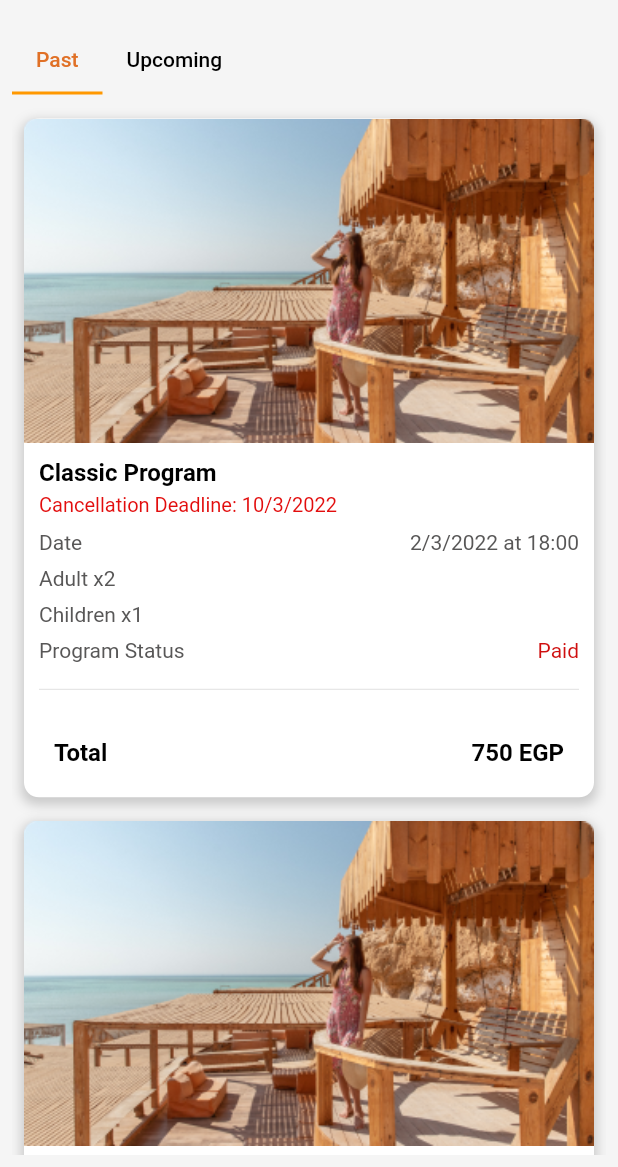
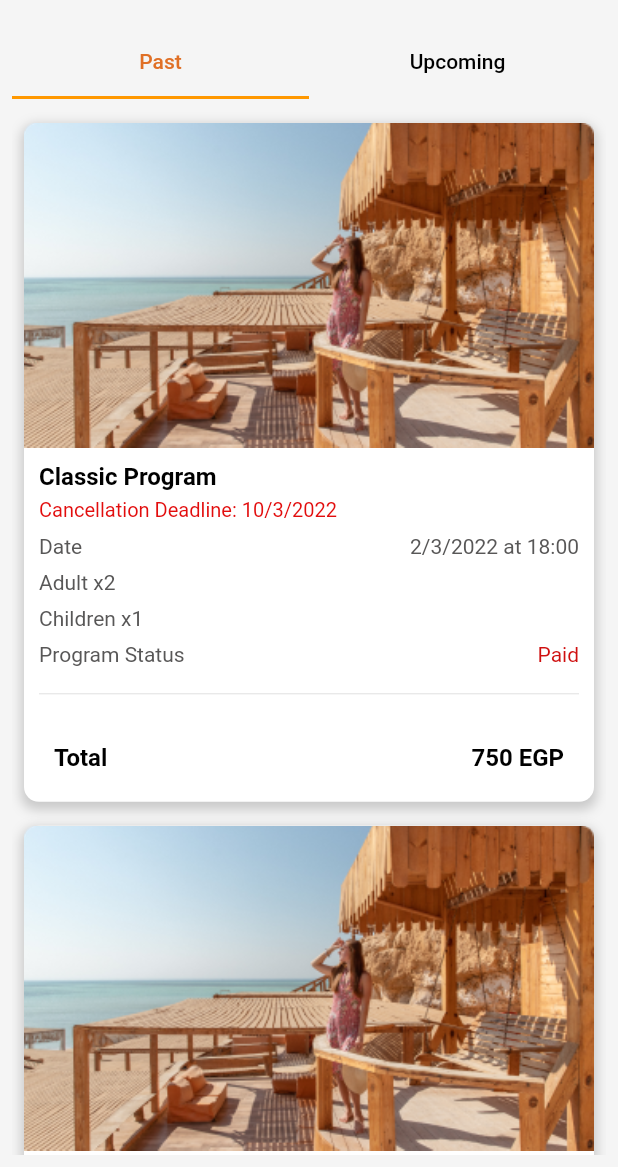
Before and after one commit to Rahma-Osama/itd-orange-bay, a Flutter app: the HistoryView screen opened directly, on a phone screen of 412 x 824 dp, the part 69-1236 px from its top. Run offline on Flutter 3.47's test engine with Material 2 defaults, Android fonts, the phone set to English and light mode, and no system bars; our stand-ins replace dio, flutter_rating_bar, page_transition, salomon_bottom_bar; missing offline and left inert: timeline_list; generated files the repository leaves out were written again; Roboto replaces fonts that are missing (Montserrat).

Commit message:
fixing tab bar

```diff
--- a/lib/features/booking_history/presentation/views/widgets/history_body.dart
+++ b/lib/features/booking_history/presentation/views/widgets/history_body.dart
@@ -14,18 +14,14 @@ class HistoryBody extends StatefulWidget {
 class _HistoryBodyState extends State<HistoryBody> {
   @override
   Widget build(BuildContext context) {
-    final locale=getL10n(context);
+    final locale = getL10n(context);
     return DefaultTabController(
       length: 2,
       child: Padding(
           padding: const EdgeInsets.all(8.0),
           child: Column(
             children: [
-              SizedBox(
-                width: double.infinity,
-                height: 45,
-                child: TabBar(
-                  isScrollable: true,
+              TabBar(
                 unselectedLabelColor: Colors.black,
                 labelColor: AppColors.deepOrange,
                 indicatorColor: Colors.orange,
@@ -34,13 +30,9 @@ class _HistoryBodyState extends State<HistoryBody> {
                     text: locale.past,
                   ),
                   Tab(
-                      child: Text(
-                        locale.upcoming,
-                        textAlign: TextAlign.center,
-                      ),
+                    text: locale.upcoming,
                   ),
                 ],
-                ),
               ),
               const Expanded(
                 child: Padding(
@@ -56,7 +48,6 @@ class _HistoryBodyState extends State<HistoryBody> {
             ],
           )),
     );
-
   }
 }
 // SingleChildScrollView(
```
Also changed, not shown: pubspec.lock. Lines whose indentation alone changed are shown as unchanged.
